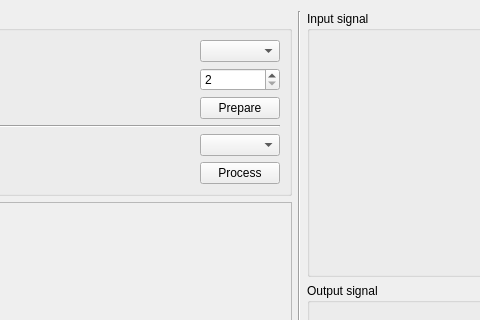
Qt form src/DenoisingWidget.ui (SergShtelmakh/NoiseReduction) before a commit; both pictures show x 244 to 724 and y 0 to 320 of the 1087 by 560 pixel window.
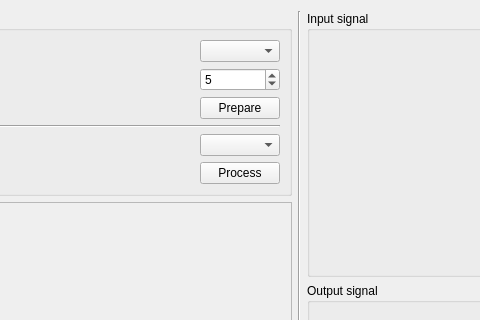
The same form after that commit. Custom widgets are drawn as their Qt base class.

Patch:
```diff
--- a/src/DenoisingWidget.ui
+++ b/src/DenoisingWidget.ui
@@ -62,10 +62,13 @@
         <item row="1" column="2">
          <widget class="QSpinBox" name="sbLevel">
           <property name="minimum">
-           <number>2</number>
+           <number>1</number>
           </property>
           <property name="maximum">
-           <number>10</number>
+           <number>6</number>
+          </property>
+          <property name="value">
+           <number>5</number>
           </property>
          </widget>
         </item>
```
